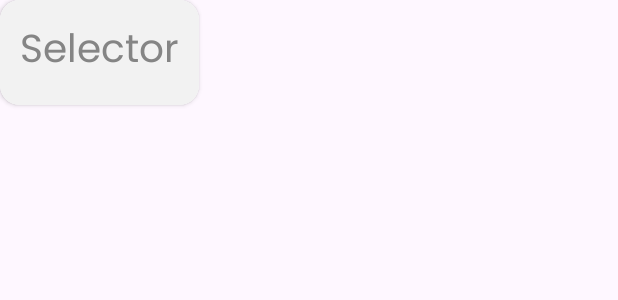
After one commit to OmarAlsabahy/Goalify, an Android app: the layout matchdetailsselector_item.xml on its own in the app's theme, with its tools: preview values and no code run, on a phone screen of 412 x 824 dp. The commit adds this screen. Shown: the top 300 px of the screen. Run offline under Robolectric (Android 15) with nearby library versions, the phone set to English and light mode, and no system bars; network calls fail.

Commit message:
add details selectors

```diff
--- a/app/src/main/java/com/example/goalify/Presentation/Fragments/MatchDetailsFragment.kt
+++ b/app/src/main/java/com/example/goalify/Presentation/Fragments/MatchDetailsFragment.kt
@@ -9,6 +9,7 @@ import android.view.ViewGroup
 import androidx.fragment.app.viewModels
 import com.bumptech.glide.Glide
 import com.example.goalify.Data.Models.MatchesResponseItem
+import com.example.goalify.Presentation.Adapters.MatchDetailsSelectorsAdapter
 import com.example.goalify.Presentation.ViewModels.MatchDetailsViewModel
 import com.example.goalify.R
 import com.example.goalify.databinding.FragmentMatchDetailsBinding
@@ -38,7 +39,8 @@ class MatchDetailsFragment : Fragment() {
 
         //observe selectors
         viewModel.selectors.observe(viewLifecycleOwner){selectors->
-
+            val adapter = MatchDetailsSelectorsAdapter(selectors)
+            binding.selectorsRecycler.adapter = adapter
         }
     }
 
--- a/app/src/main/res/layout/competition_item.xml
+++ b/app/src/main/res/layout/competition_item.xml
@@ -32,6 +32,7 @@
             app:layout_constraintStart_toEndOf="@+id/competitionImage"
             app:layout_constraintTop_toTopOf="parent"
             android:layout_marginEnd="@dimen/_10sdp"
+            android:fontFamily="@font/poppinsregular"
             android:layout_marginStart="@dimen/_10sdp"
             android:id="@+id/competitionName"/>
     </androidx.constraintlayout.widget.ConstraintLayout>
--- /dev/null
+++ b/app/src/main/res/layout/matchdetailsselector_item.xml
@@ -0,0 +1,30 @@
+<?xml version="1.0" encoding="utf-8"?>
+<androidx.cardview.widget.CardView xmlns:android="http://schemas.android.com/apk/res/android"
+    android:layout_width="wrap_content"
+    android:layout_height="wrap_content"
+    app:cardCornerRadius="@dimen/_10sdp"
+    android:layout_marginEnd="@dimen/_20sdp"
+    xmlns:app="http://schemas.android.com/apk/res-auto">
+    <androidx.constraintlayout.widget.ConstraintLayout
+        android:layout_width="match_parent"
+        android:layout_height="match_parent"
+        android:background="@color/cardsColor"
+        android:id="@+id/constraintLayout"
+        >
+        <TextView
+            android:layout_width="wrap_content"
+            android:layout_height="wrap_content"
+            android:text="@string/selector"
+            app:layout_constraintStart_toStartOf="parent"
+            app:layout_constraintEnd_toEndOf="parent"
+            app:layout_constraintTop_toTopOf="parent"
+            app:layout_constraintBottom_toBottomOf="parent"
+            android:fontFamily="@font/poppinsregular"
+            android:textSize="@dimen/_20sdp"
+            android:layout_margin="@dimen/_10sdp"
+            android:textColor="@color/cardNameColor"
+            android:id="@+id/selector"/>
+
+    </androidx.constraintlayout.widget.ConstraintLayout>
+
+</androidx.cardview.widget.CardView>
--- a/app/src/main/res/values/strings.xml
+++ b/app/src/main/res/values/strings.xml
@@ -16,4 +16,5 @@
     <string name="time">Time</string>
     <string name="week">Week</string>
     <string name="matchstatue">matchStatue</string>
+    <string name="selector">Selector</string>
 </resources>
```
Also changed, not shown: app/src/main/java/com/example/goalify/Presentation/Adapters/MatchDetailsSelectorsAdapter.kt (added, +54 -0 lines), app/src/main/res/layout/fragment_match_details.xml (+20 -0 lines).
